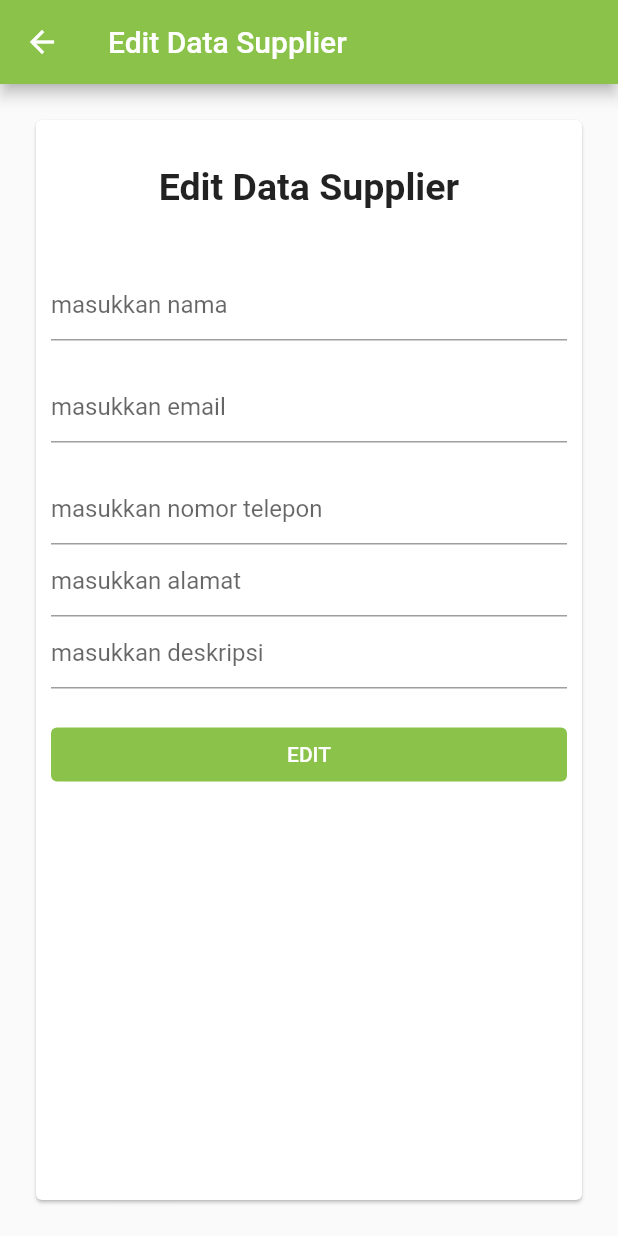
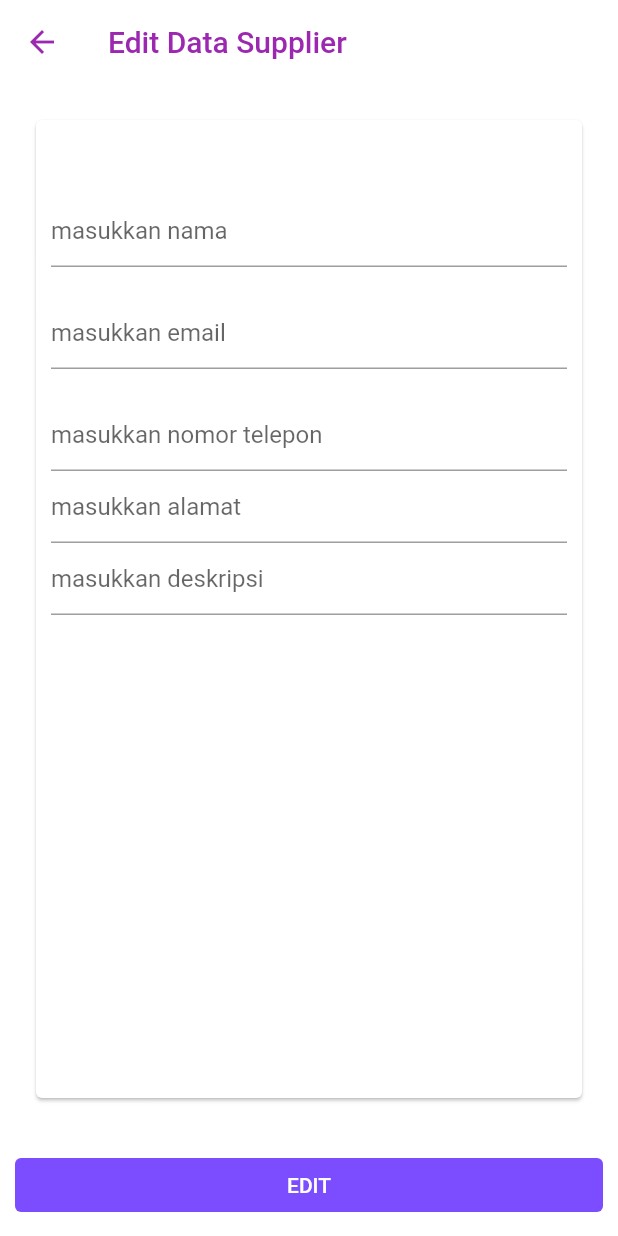
Before and after one commit to aminsum9/autojet-sparepart-app, a Flutter app: the EditSupplier screen opened by its route, on a phone screen of 412 x 824 dp. Run offline on Flutter 3.47's test engine with Material 2 defaults, Android fonts, the phone set to English and light mode, and no system bars; our stand-ins replace dropdown_search, image_picker, shared_preferences; missing offline and left inert: dart:ffi, item_picker, pretty_json; accounts and stored records are empty; network calls fail; statements that could not run were skipped.

Commit message:
update ui

```diff
--- a/lib/pages/account.dart
+++ b/lib/pages/account.dart
@@ -46,8 +46,7 @@ class AccountState extends State<Account> {
     }
 
     var data = await jsonDecode(response.body);
-    // var data = response.body;
-    // print(prettyJson(data));
+
     if (data['success'] == true) {
       setState(() {
         dataUser = data['data'];
@@ -66,7 +65,6 @@ class AccountState extends State<Account> {
   }
 
   void toEditUser() async {
-    print(prettyJson(dataUser));
     if (dataUser['name'] != null) {
       await Navigator.of(context).push(MaterialPageRoute(
           builder: (BuildContext context) =>
--- a/lib/pages/addbarang.dart
+++ b/lib/pages/addbarang.dart
@@ -49,8 +49,6 @@ class AddWarehouseState extends State<AddBarang> {
     var url = Uri.parse("${host.BASE_URL}barang/add");
 
     var image = imageBarang;
-
-    debugPrint(image.path);
 
     var request = http.MultipartRequest("POST", url);
 
--- a/lib/pages/editbarang.dart
+++ b/lib/pages/editbarang.dart
@@ -38,7 +38,7 @@ class EditBarangState extends State<EditBarang> {
       "desc": controllerDesc.text,
       "token": token.toString(),
     };
-    // print(prettyJson(body));
+
     var url = "${host.BASE_URL}barang/update";
     http.post(Uri.parse(url), body: body).then((value) => Navigator.of(context)
         .push(MaterialPageRoute(
--- a/lib/pages/editsupplier.dart
+++ b/lib/pages/editsupplier.dart
@@ -1,9 +1,8 @@
 import 'package:flutter/material.dart';
 import 'package:http/http.dart' as http;
 import 'package:shared_preferences/shared_preferences.dart';
-import 'package:pretty_json/pretty_json.dart';
-import 'home.dart';
 import '../config/url.dart' as host;
+import '../styles/colors.dart' as colors;
 
 class EditSupplier extends StatefulWidget {
   final List list;
@@ -65,9 +64,20 @@ class EditSupplierState extends State<EditSupplier> {
   Widget build(BuildContext context) {
     return Scaffold(
       appBar: AppBar(
-        title: const Text("Edit Data Supplier"),
-        backgroundColor: Colors.lightGreen,
+        title: const Text(
+          "Edit Data Supplier",
+          style: TextStyle(color: colors.SECONDARY_COLOR),
+        ),
+        backgroundColor: Colors.white,
+        leading: IconButton(
+          icon: const Icon(Icons.arrow_back, color: colors.SECONDARY_COLOR),
+          onPressed: () {
+            Navigator.pop(context);
+          },
+        ),
+        shadowColor: Colors.transparent,
       ),
+      backgroundColor: Colors.white,
       body: Container(
           padding: const EdgeInsets.all(20.0),
           child: Card(
@@ -76,12 +86,7 @@ class EditSupplierState extends State<EditSupplier> {
             child: ListView(children: [
               Column(
                 children: [
-                  const Padding(padding: EdgeInsets.all(10.0)),
-                  const Text("Edit Data Supplier",
-                      style: TextStyle(
-                          fontSize: 25.0, fontWeight: FontWeight.bold)),
-                  const Padding(padding: EdgeInsets.all(10.0)),
-                  const Padding(padding: EdgeInsets.all(10.0)),
+                  const Padding(padding: EdgeInsets.all(20.0)),
                   TextField(
                     controller: controllerName,
                     decoration:
@@ -112,16 +117,22 @@ class EditSupplierState extends State<EditSupplier> {
                   const Padding(padding: EdgeInsets.all(10.0)),
                 ],
               ),
-              TextButton(
-                  onPressed: () {
-                    editDataUser();
-                  },
-                  child: Text("EDIT", style: TextStyle(color: Colors.white)),
-                  style: TextButton.styleFrom(
-                    backgroundColor: Colors.lightGreen,
-                  )),
             ]),
           ))),
+      bottomNavigationBar: Container(
+        child: Padding(
+          padding: const EdgeInsets.all(10),
+          child: TextButton(
+            onPressed: () {
+              editDataUser();
+            },
+            style: TextButton.styleFrom(
+              backgroundColor: colors.PRIMARY_COLOR,
+            ),
+            child: const Text("EDIT", style: TextStyle(color: Colors.white)),
+          ),
+        ),
+      ),
     );
   }
 }
--- a/lib/pages/edittransaksi.dart
+++ b/lib/pages/edittransaksi.dart
@@ -112,7 +112,6 @@ class EditTransaksiState extends State<EditTransaksi> {
 
   @override
   Widget build(BuildContext context) {
-    debugPrint(selectedStatus.toString());
     return Scaffold(
       appBar: AppBar(
         title: const Text("Edit Data Transaksi",
```
Also changed, not shown: lib/pages/addwarehouse.dart (+10 -2 lines), lib/pages/editwarehouse.dart (+39 -13 lines).
